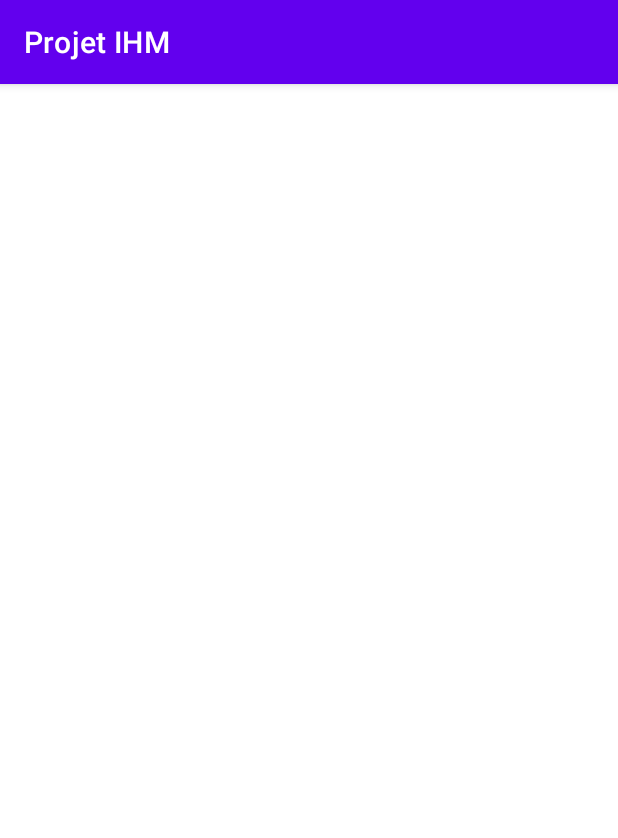
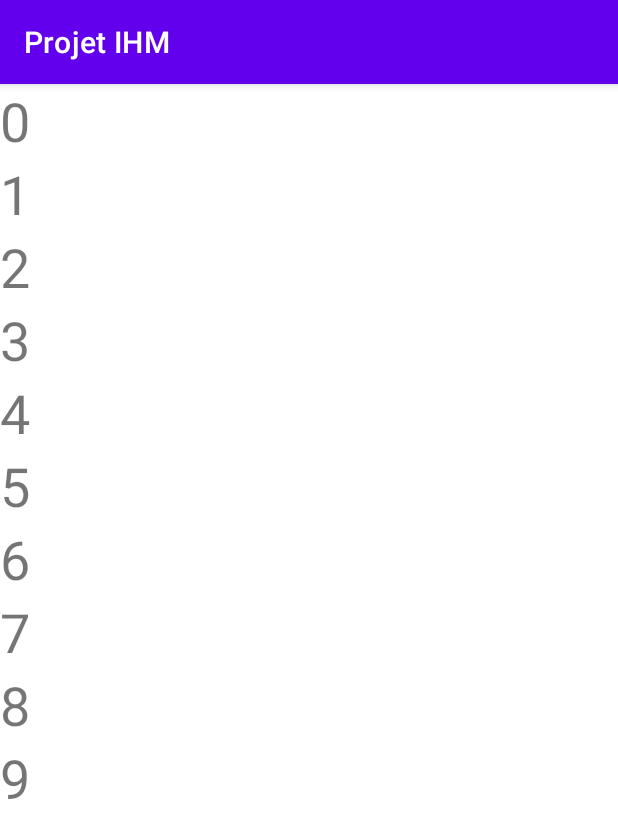
Before and after one commit to NazihBouraba/Sudoku-android-java, an Android app: the ChoixActivity screen opened directly, with no data from a screen before it, on a phone screen of 412 x 824 dp. Shown: the top 838 px of the screen. Run offline under Robolectric (Android 15) with nearby library versions, the phone set to English and light mode, and no system bars.

Commit message:
chose number activity done

```diff
--- a/app/src/main/java/com/example/projetihm/ChoixActivity.java
+++ b/app/src/main/java/com/example/projetihm/ChoixActivity.java
@@ -1,8 +1,12 @@
 package com.example.projetihm;
 
 import androidx.appcompat.app.AppCompatActivity;
+import androidx.recyclerview.widget.LinearLayoutManager;
+import androidx.recyclerview.widget.RecyclerView;
 
 import android.os.Bundle;
+
+import com.example.projetihm.Classes.NumberAdapter;
 
 public class ChoixActivity extends AppCompatActivity {
 
@@ -10,5 +14,9 @@ public class ChoixActivity extends AppCompatActivity {
     protected void onCreate(Bundle savedInstanceState) {
         super.onCreate(savedInstanceState);
         setContentView(R.layout.activity_choix);
+        RecyclerView rv =(RecyclerView) findViewById(R.id.recyclerview);
+        NumberAdapter na = new NumberAdapter();
+        rv.setLayoutManager(new LinearLayoutManager(this));
+        rv.setAdapter(na);
     }
 }
--- /dev/null
+++ b/app/src/main/java/com/example/projetihm/Classes/NumberAdapter.java
@@ -0,0 +1,40 @@
+package com.example.projetihm.Classes;
+
+import android.view.LayoutInflater;
+import android.view.View;
+import android.view.ViewGroup;
+import android.widget.TextView;
+
+import androidx.annotation.NonNull;
+import androidx.recyclerview.widget.RecyclerView;
+
+import com.example.projetihm.R;
+
+public class NumberAdapter extends RecyclerView.Adapter<NumberAdapter.ViewHolder>{
+    @NonNull
+    @Override
+    public NumberAdapter.ViewHolder onCreateViewHolder(@NonNull ViewGroup parent, int viewType) {
+        LayoutInflater lf = LayoutInflater.from(parent.getContext());
+         View ite = lf.inflate(R.layout.number_item, parent, false);
+
+        return new ViewHolder(ite);
+    }
+
+    @Override
+    public void onBindViewHolder(@NonNull NumberAdapter.ViewHolder holder, int position) {
+        TextView textView = holder.itemView.findViewById(R.id.txt);
+        textView.setText(""+position);
+    }
+
+    @Override
+    public int getItemCount() {
+        return 10;
+    }
+
+    public  class ViewHolder  extends RecyclerView.ViewHolder {
+
+        public ViewHolder(@NonNull View itemView ) {
+            super(itemView);
+        }
+    }
+}
--- a/app/src/main/java/com/example/projetihm/JeuActivity.java
+++ b/app/src/main/java/com/example/projetihm/JeuActivity.java
@@ -34,6 +34,7 @@ public class JeuActivity extends AppCompatActivity implements View.OnClickListen
         i.putExtra("x",index_x);
         i.putExtra("y",index_y);
         Log.v("POSITION","x= "+index_x+ "y= "+index_y);
+        startActivity(i);
     }
 
     @Override
--- a/app/src/main/res/layout/activity_choix.xml
+++ b/app/src/main/res/layout/activity_choix.xml
@@ -1,9 +1,15 @@
 <?xml version="1.0" encoding="utf-8"?>
-<androidx.constraintlayout.widget.ConstraintLayout xmlns:android="http://schemas.android.com/apk/res/android"
+<FrameLayout xmlns:android="http://schemas.android.com/apk/res/android"
     xmlns:app="http://schemas.android.com/apk/res-auto"
     xmlns:tools="http://schemas.android.com/tools"
     android:layout_width="match_parent"
     android:layout_height="match_parent"
     tools:context=".ChoixActivity">
 
-</androidx.constraintlayout.widget.ConstraintLayout>
+    <androidx.recyclerview.widget.RecyclerView
+        android:id="@+id/recyclerview"
+        android:layout_width="match_parent"
+        android:layout_height="match_parent"
+        tools:layout_editor_absoluteX="202dp"
+        tools:layout_editor_absoluteY="246dp" />
+</FrameLayout>
--- /dev/null
+++ b/app/src/main/res/layout/number_item.xml
@@ -0,0 +1,14 @@
+<?xml version="1.0" encoding="utf-8"?>
+<FrameLayout
+    xmlns:android="http://schemas.android.com/apk/res/android" android:layout_width="match_parent"
+    android:layout_height="wrap_content">
+
+    <TextView
+        android:id="@+id/txt"
+        android:textSize="36sp"
+        android:layout_width="match_parent"
+        android:layout_height="match_parent"
+
+        />
+
+</FrameLayout>
```
